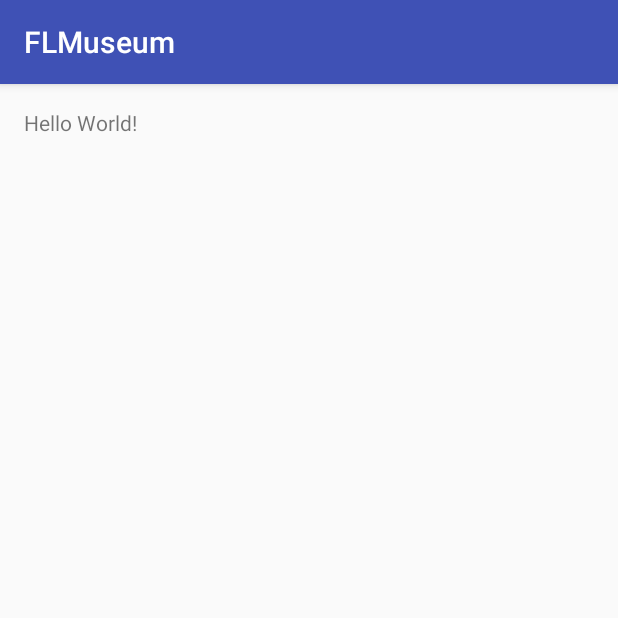
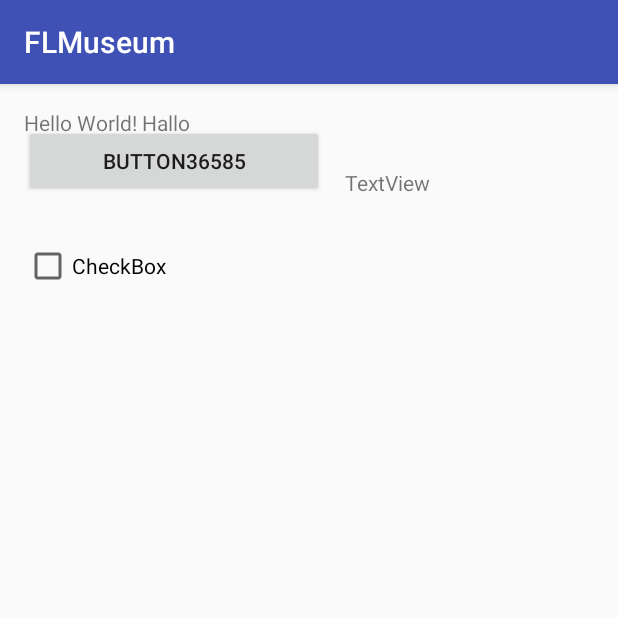
Before and after one commit to gorantomas/InnoLab-MuseumApp, an Android app: the screen it shows after launch (MainActivity), on a phone screen of 412 x 824 dp, the top half of it. Run offline under Robolectric (Android 15) with nearby library versions, the light colour scheme and no system bars.

Commit message:
HelloWorld angepasst

```diff
--- a/app/src/main/res/layout/activity_main.xml
+++ b/app/src/main/res/layout/activity_main.xml
@@ -14,5 +14,33 @@
     <TextView
         android:layout_width="wrap_content"
         android:layout_height="wrap_content"
-        android:text="Hello World!"/>
+        android:text="Hello World! Hallo"/>
+
+    <Button
+        android:text="Button36585"
+        android:layout_height="wrap_content"
+
+        android:layout_alignParentStart="true"
+        android:layout_marginTop="11dp"
+        android:id="@+id/button_newOne"
+        android:layout_width="200dp"
+        android:visibility="visible"/>
+
+    <TextView
+        android:text="TextView"
+        android:layout_width="wrap_content"
+        android:layout_height="wrap_content"
+        android:layout_alignBottom="@+id/button_newOne"
+        android:layout_toEndOf="@+id/button_newOne"
+        android:layout_marginStart="14dp"
+        android:id="@+id/textView2"/>
+
+    <CheckBox
+        android:text="CheckBox"
+        android:layout_width="wrap_content"
+        android:layout_height="wrap_content"
+        android:layout_below="@+id/button_newOne"
+        android:layout_alignParentStart="true"
+        android:layout_marginTop="30dp"
+        android:id="@+id/checkBox"/>
 </RelativeLayout>
```
